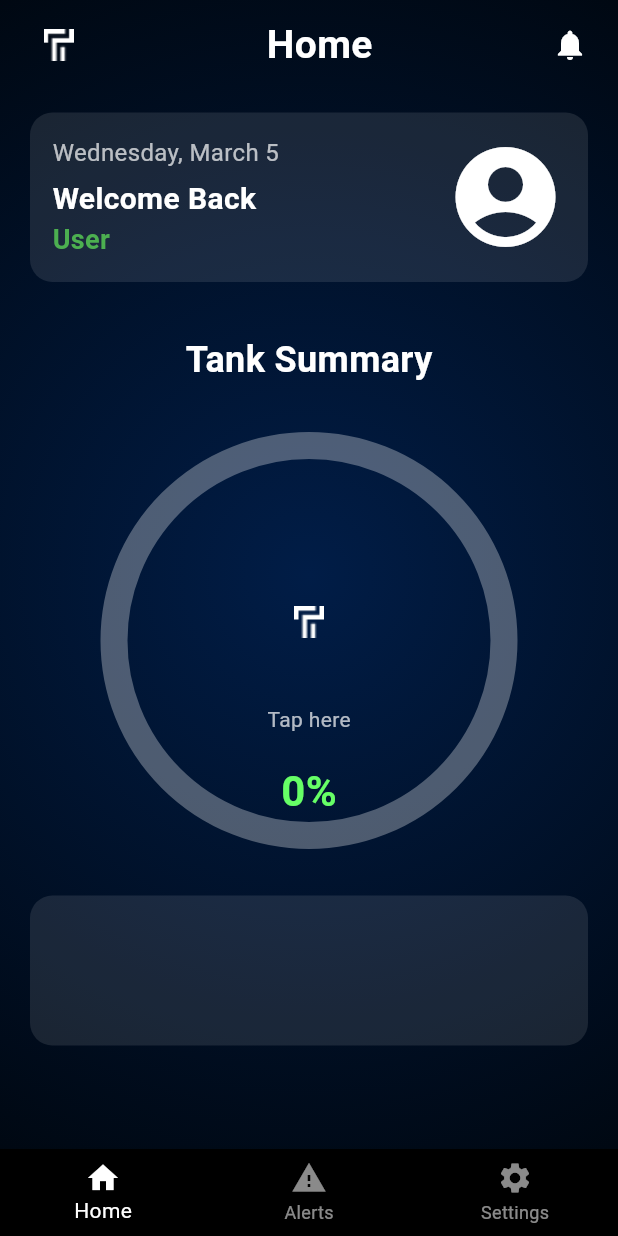
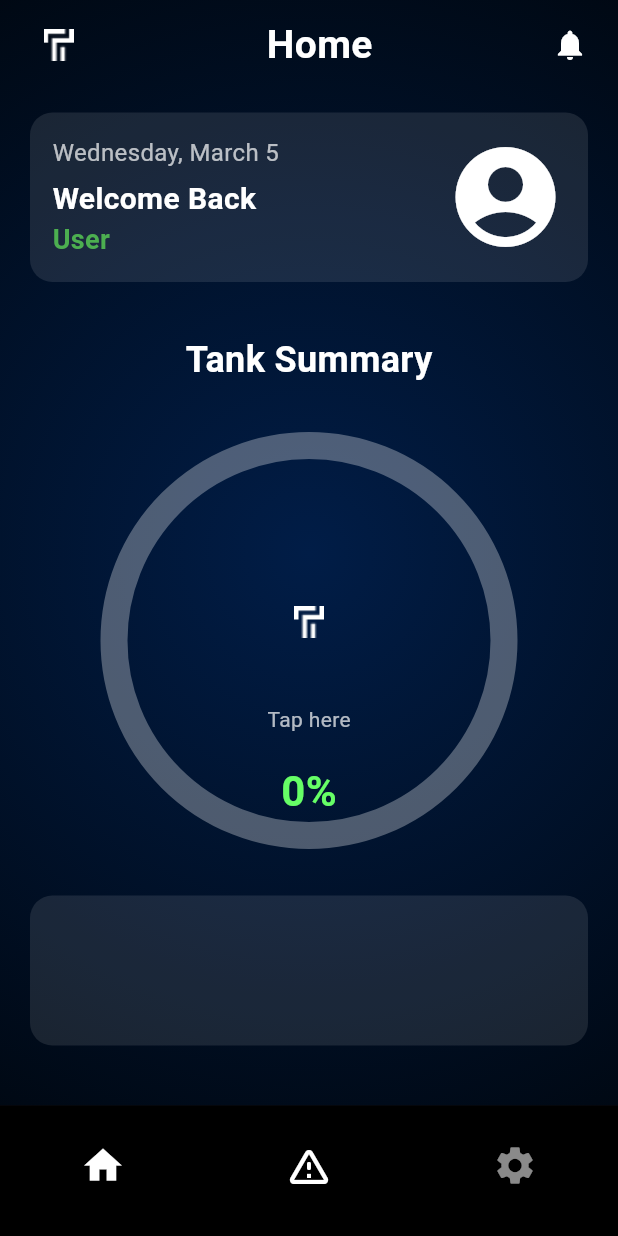
Before and after one commit to Kaveesha-Sulakshana/tanktrack-project-frontend, a Flutter app: the screen it shows after launch, on a phone screen of 412 x 824 dp. Run offline on Flutter 3.47's test engine with Material 3 defaults, Android fonts, the phone set to English and light mode, and no system bars; our stand-ins replace firebase_core, firebase_database; accounts and stored records are empty.

Commit message:
home screen navigation bar changed with new widgets and size

```diff
--- a/lib/home_screen.dart
+++ b/lib/home_screen.dart
@@ -26,7 +26,9 @@ class _HomeScreenState extends State<HomeScreen> {
     dbRef.onValue.listen((event) {
       if (event.snapshot.value != null) {
         setState(() {
-          tankPercentage = double.parse(event.snapshot.child('percentage').value.toString());
+          tankPercentage = double.parse(
+            event.snapshot.child('percentage').value.toString(),
+          );
         });
       }
     });
@@ -55,17 +57,10 @@ class _HomeScreenState extends State<HomeScreen> {
         decoration: const BoxDecoration(
           gradient: RadialGradient(
             radius: 1.2,
-            colors: [
-              Color(0xFF011D47),
-              Color(0xFF00050B),
-              Color(0xFF00060E),
-            ],
+            colors: [Color(0xFF011D47), Color(0xFF00050B), Color(0xFF00060E)],
             stops: [0.0, 1.0, 1.0],
           ),
         ),
-
-
-
 
         child: SafeArea(
           child: Column(
@@ -92,7 +87,11 @@ class _HomeScreenState extends State<HomeScreen> {
           Image.asset('assets/logomark.png', height: 40),
           const Text(
             "Home",
-            style: TextStyle(fontSize: 26, fontWeight: FontWeight.bold, color: Colors.white),
+            style: TextStyle(
+              fontSize: 26,
+              fontWeight: FontWeight.bold,
+              color: Colors.white,
+            ),
           ),
           const Icon(Icons.notifications, color: Colors.white),
         ],
@@ -113,40 +112,56 @@ class _HomeScreenState extends State<HomeScreen> {
           borderRadius: BorderRadius.circular(15),
         ),
         child: Row(
-        mainAxisAlignment: MainAxisAlignment.spaceBetween, // Pushes content apart
+          mainAxisAlignment:
+              MainAxisAlignment.spaceBetween, // Pushes content apart
           children: [
             Column(
               crossAxisAlignment: CrossAxisAlignment.start,
               children: [
                 Text(
                   todayDate,
-                style: TextStyle(color: Colors.white.withOpacity(0.7), fontSize: 16),
+                  style: TextStyle(
+                    color: Colors.white.withOpacity(0.7),
+                    fontSize: 16,
+                  ),
                 ),
                 const SizedBox(height: 5),
                 const Text(
                   "Welcome Back",
-                style: TextStyle(color: Colors.white, fontSize: 20, fontWeight: FontWeight.bold),
+                  style: TextStyle(
+                    color: Colors.white,
+                    fontSize: 20,
+                    fontWeight: FontWeight.bold,
+                  ),
                 ),
                 const Text(
                   "User",
-                style: TextStyle(color: Colors.green, fontSize: 18, fontWeight: FontWeight.bold),
+                  style: TextStyle(
+                    color: Colors.green,
+                    fontSize: 18,
+                    fontWeight: FontWeight.bold,
+                  ),
                 ),
               ],
             ),
-          const Icon(Icons.account_circle, size: 80, color: Colors.white), // Moves icon to right
+            const Icon(
+              Icons.account_circle,
+              size: 80,
+              color: Colors.white,
+            ), // Moves icon to right
           ],
         ),
       ),
     );
   }
 
-
   // 🔹 Tank Level Circular Indicator
   Widget _buildTankIndicator() {
     Color getColor(double percentage) {
       if (percentage <= 20) return const Color(0xFF66FF66); // Light Green
       if (percentage <= 40) return const Color(0xFF00C49A); // Green
-      if (percentage <= 60) return const Color.fromARGB(255, 255, 234, 172); // Yellow
+      if (percentage <= 60)
+        return const Color.fromARGB(255, 255, 234, 172); // Yellow
       if (percentage <= 80) return const Color(0xFFFF9800); // Orange
       return const Color(0xFFFF3D00); // Red
     }
@@ -187,10 +202,7 @@ class _HomeScreenState extends State<HomeScreen> {
                   Column(
                     mainAxisAlignment: MainAxisAlignment.center,
                     children: [
-                      Image.asset(
-                        'assets/logomark.png',
-                        height: 100,
-                      ),
+                      Image.asset('assets/logomark.png', height: 100),
                       const SizedBox(height: 5),
                       const Text(
                         "Tap here",
@@ -224,17 +236,40 @@ class _HomeScreenState extends State<HomeScreen> {
 
   // 🔹 Bottom Navigation Bar (Fixed Navigation Highlight)
   Widget _buildBottomNavigationBar() {
-    return BottomNavigationBar(
-      backgroundColor: Colors.black,
+    return Container(
+      decoration: const BoxDecoration(
+        color: Colors.black, // Full-width background color
+      ),
+      child: BottomNavigationBar(
+        backgroundColor: Colors.transparent, // Keep container color
+        type: BottomNavigationBarType.fixed, // Equal spacing for icons
         selectedItemColor: Colors.white,
         unselectedItemColor: Colors.white54,
-      currentIndex: _selectedIndex, // Highlight selected tab
+        selectedFontSize: 14,
+        unselectedFontSize: 12,
+        iconSize: 30, // Increase icon size
+        currentIndex: _selectedIndex,
         onTap: _onItemTapped,
-      items: const [
-        BottomNavigationBarItem(icon: Icon(Icons.home), label: "Home"),
-        BottomNavigationBarItem(icon: Icon(Icons.warning), label: "Alerts"),
-        BottomNavigationBarItem(icon: Icon(Icons.settings), label: "Settings"),
+        showSelectedLabels: false,
+        showUnselectedLabels: false,
+        elevation: 0, // Remove shadow
+        items: [
+          const BottomNavigationBarItem(icon: Icon(Icons.home), label: ""),
+          BottomNavigationBarItem(
+            icon: Container(
+              padding: const EdgeInsets.all(10), // Padding to lift the button
+
+              child: const Icon(
+                Icons.warning_amber_rounded, // Emergency icon
+                color: Colors.white,
+                size: 32, // Bigger size for prominence
+              ),
+            ),
+            label: "",
+          ),
+          const BottomNavigationBarItem(icon: Icon(Icons.settings), label: ""),
         ],
+      ),
     );
   }
 
--- a/lib/settings_screen.dart
+++ b/lib/settings_screen.dart
@@ -1,6 +1,5 @@
 import 'package:flutter/material.dart';
 import 'home_screen.dart';
-
 
 class SettingsScreen extends StatefulWidget {
   const SettingsScreen({super.key});
@@ -19,21 +18,12 @@ class _SettingsScreenState extends State<SettingsScreen> {
         decoration: const BoxDecoration(
           gradient: RadialGradient(
             radius: 1.2,
-            colors: [
-              Color(0xFF011D47),
-              Color(0xFF00050B),
-              Color(0xFF00060E),
-            ],
+            colors: [Color(0xFF011D47), Color(0xFF00050B), Color(0xFF00060E)],
             stops: [0.0, 1.0, 1.0],
           ),
         ),
         child: SafeArea(
-          child: Column(
-            children: [
-              _buildAppBar(),
-              _buildSettingsList(),
-            ],
-          ),
+          child: Column(children: [_buildAppBar(), _buildSettingsList()]),
         ),
       ),
       bottomNavigationBar: _buildBottomNavigationBar(),
@@ -49,7 +39,11 @@ class _SettingsScreenState extends State<SettingsScreen> {
           Image.asset('assets/logomark.png', height: 40),
           const Text(
             "Settings",
-            style: TextStyle(fontSize: 22, fontWeight: FontWeight.bold, color: Colors.white),
+            style: TextStyle(
+              fontSize: 22,
+              fontWeight: FontWeight.bold,
+              color: Colors.white,
+            ),
           ),
           const Icon(Icons.notifications, color: Colors.white),
         ],
@@ -85,7 +79,10 @@ class _SettingsScreenState extends State<SettingsScreen> {
         children: [
           Icon(icon, color: Colors.green, size: 24),
           const SizedBox(width: 15),
-          Text(title, style: const TextStyle(color: Colors.white, fontSize: 16)),
+          Text(
+            title,
+            style: const TextStyle(color: Colors.white, fontSize: 16),
+          ),
         ],
       ),
     );
```
Lines whose indentation alone changed are shown as unchanged.
